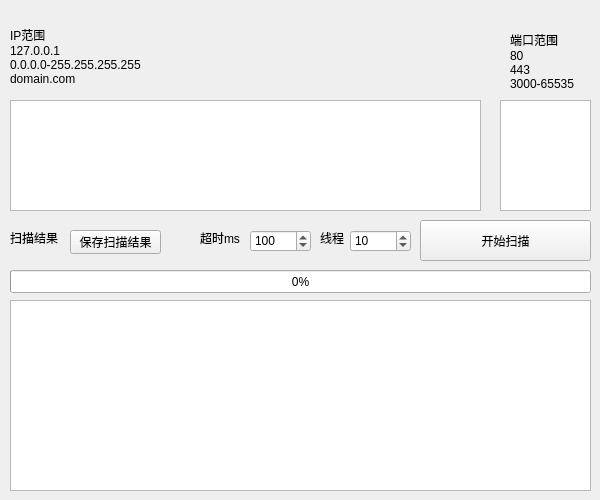
Old version of the form ip_sacaner/widget.ui in the repository wuwenfengmi1998/tcp_ip_scan.
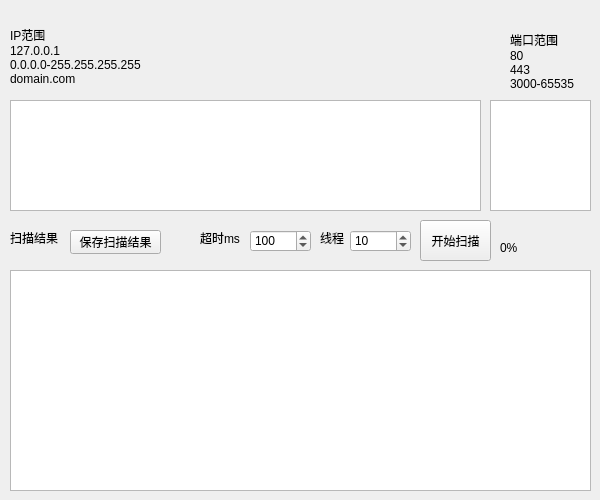
New version of the form.

The edit to the form file:
```diff
--- a/ip_sacaner/widget.ui
+++ b/ip_sacaner/widget.ui
@@ -28,9 +28,9 @@
   <widget class="QTextEdit" name="port_list">
    <property name="geometry">
     <rect>
-     <x>500</x>
+     <x>490</x>
      <y>100</y>
-     <width>91</width>
+     <width>101</width>
      <height>111</height>
     </rect>
    </property>
@@ -56,10 +56,21 @@
     <rect>
      <x>420</x>
      <y>220</y>
-     <width>171</width>
+     <width>71</width>
      <height>41</height>
     </rect>
    </property>
+   <property name="sizePolicy">
+    <sizepolicy hsizetype="Minimum" vsizetype="Fixed">
+     <horstretch>0</horstretch>
+     <verstretch>0</verstretch>
+    </sizepolicy>
+   </property>
+   <property name="font">
+    <font>
+     <stylestrategy>PreferDefault</stylestrategy>
+    </font>
+   </property>
    <property name="text">
     <string>开始扫描</string>
    </property>
@@ -152,13 +163,13 @@
    <property name="geometry">
     <rect>
      <x>10</x>
-     <y>300</y>
+     <y>270</y>
      <width>581</width>
-     <height>191</height>
+     <height>221</height>
     </rect>
    </property>
    <property name="readOnly">
-    <bool>true</bool>
+    <bool>false</bool>
    </property>
   </widget>
   <widget class="QLabel" name="label_2">
@@ -193,17 +204,17 @@
     <number>100</number>
    </property>
   </widget>
-  <widget class="QProgressBar" name="type_bar">
+  <widget class="QLabel" name="type_bar">
    <property name="geometry">
     <rect>
-     <x>10</x>
-     <y>270</y>
-     <width>581</width>
-     <height>23</height>
+     <x>500</x>
+     <y>240</y>
+     <width>53</width>
+     <height>16</height>
     </rect>
    </property>
-   <property name="value">
-    <number>0</number>
+   <property name="text">
+    <string>0%</string>
    </property>
   </widget>
  </widget>
```
